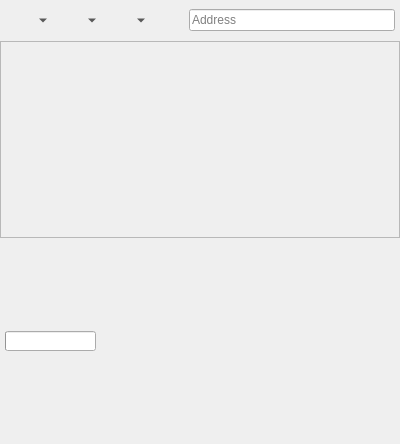
Before: the Qt Designer form 2.x/UI/dooble_page.ui in textbrowser/dooble, drawn with Qt 5.
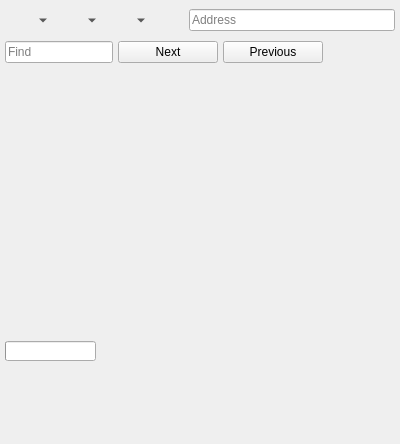
After: the same form once the commit is applied. Custom widgets are drawn as their Qt base class.

Commit message: New find widgets.

Diff of the .ui file:
```diff
--- a/2.x/UI/dooble_page.ui
+++ b/2.x/UI/dooble_page.ui
@@ -27,7 +27,7 @@
     <number>0</number>
    </property>
    <property name="bottomMargin">
-    <number>5</number>
+    <number>0</number>
    </property>
    <item>
     <layout class="QHBoxLayout" name="horizontalLayout">
@@ -134,11 +134,81 @@
      </item>
     </layout>
    </item>
+   <item>
+    <widget class="QFrame" name="find_frame">
+     <property name="sizePolicy">
+      <sizepolicy hsizetype="Preferred" vsizetype="Fixed">
+       <horstretch>0</horstretch>
+       <verstretch>0</verstretch>
+      </sizepolicy>
+     </property>
+     <layout class="QHBoxLayout" name="horizontalLayout_2">
+      <property name="spacing">
+       <number>5</number>
+      </property>
+      <property name="leftMargin">
+       <number>5</number>
+      </property>
+      <property name="topMargin">
+       <number>0</number>
+      </property>
+      <property name="rightMargin">
+       <number>5</number>
+      </property>
+      <property name="bottomMargin">
+       <number>0</number>
+      </property>
+      <item>
+       <widget class="QLineEdit" name="find">
+        <property name="placeholderText">
+         <string>Find</string>
+        </property>
+       </widget>
+      </item>
+      <item>
+       <widget class="QPushButton" name="find_next">
+        <property name="minimumSize">
+         <size>
+          <width>100</width>
+          <height>0</height>
+         </size>
+        </property>
+        <property name="text">
+         <string>Next</string>
+        </property>
+       </widget>
+      </item>
+      <item>
+       <widget class="QPushButton" name="pushButton">
+        <property name="minimumSize">
+         <size>
+          <width>100</width>
+          <height>0</height>
+         </size>
+        </property>
+        <property name="text">
+         <string>Previous</string>
+        </property>
+       </widget>
+      </item>
+      <item>
+       <spacer name="horizontalSpacer_2">
+        <property name="orientation">
+         <enum>Qt::Horizontal</enum>
+        </property>
+        <property name="sizeHint" stdset="0">
+         <size>
+          <width>71</width>
+          <height>20</height>
+         </size>
+        </property>
+       </spacer>
+      </item>
+     </layout>
+    </widget>
+   </item>
    <item>
     <widget class="QFrame" name="frame">
-     <property name="frameShape">
-      <enum>QFrame::StyledPanel</enum>
-     </property>
      <layout class="QVBoxLayout" name="verticalLayout_3">
       <property name="spacing">
        <number>0</number>
```
Left out of the diff: 10 changed lines with no effect on the pictures. The commit also changes 2 other files.
